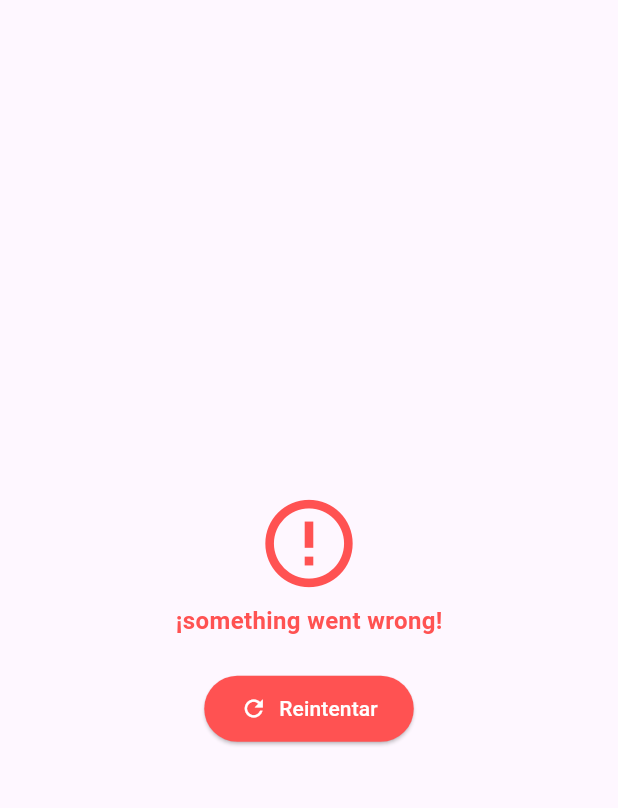
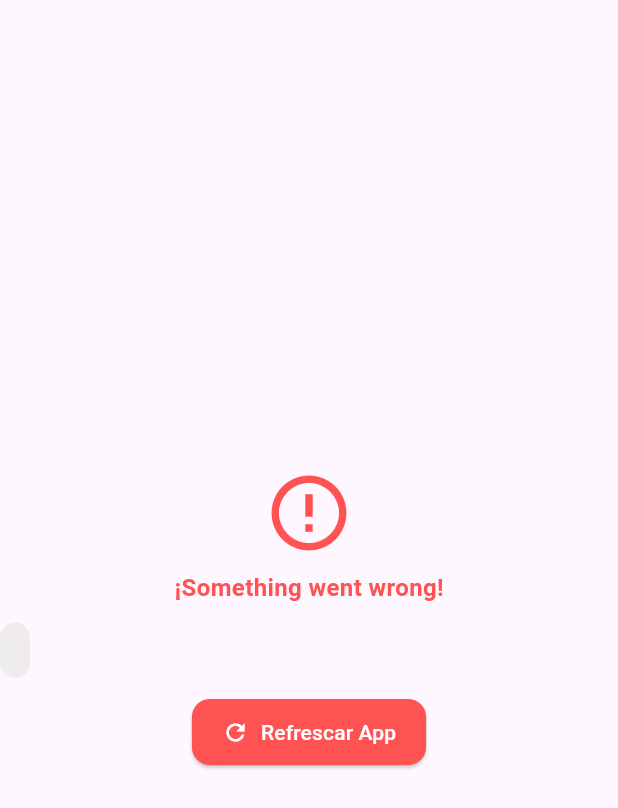
Before and after one commit to jholian10/CHAP_IA_0.0.1, a Flutter app: the ErrorView widget shown alone on an empty page, opened directly with empty values, on a phone screen of 412 x 824 dp. Shown: the top 808 px of the screen. Run offline on Flutter 3.47's test engine with Material 3 defaults, Android fonts, the phone set to English and light mode, and no system bars; our stand-ins replace flutter_bloc.

Commit message:
ago. pequeños cavíos

```diff
--- a/chap_ia_001/lib/views/data/openai_service.dart
+++ b/chap_ia_001/lib/views/data/openai_service.dart
@@ -3,7 +3,7 @@ import 'package:http/http.dart' as http;
 
 class OpenAIService {
   final String _apiKey =
-      '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';
+      "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";
   Future<String> sendMessage(String message) async {
     final response = await http.post(
       Uri.parse("https://api.openai.com/v1/chat/completions"),
--- a/chap_ia_001/lib/views/error_view.dart
+++ b/chap_ia_001/lib/views/error_view.dart
@@ -10,37 +10,54 @@ class ErrorView extends StatelessWidget {
   Widget build(BuildContext context) {
     return Center(
       child: Padding(
-        padding: const EdgeInsets.symmetric(vertical: 50, horizontal: 00),
+        padding: const EdgeInsets.symmetric(horizontal: 0),
         child: Column(
           mainAxisSize: MainAxisSize.min,
           children: [
-            Icon(Icons.error_outline, color: Colors.redAccent, size: 70),
-            const SizedBox(height: 5),
+            Icon(Icons.error_outline, color: Colors.redAccent, size: 60),
+            const SizedBox(height: 8),
             Text(
-              '¡something went wrong!',
+              '¡Something went wrong!',
               style: TextStyle(
                 fontSize: 16,
                 fontWeight: FontWeight.bold,
                 color: Colors.redAccent,
               ),
             ),
-            const SizedBox(height: 00),
-            Text(
-              message,
-              textAlign: TextAlign.center,
-              style: TextStyle(fontSize: 16, color: Colors.black87),
+            const SizedBox(height: 5),
+            Align(
+              alignment: Alignment.centerLeft,
+              child: Container(
+                margin: const EdgeInsets.symmetric(vertical: 7, horizontal: 0),
+                padding: const EdgeInsets.symmetric(
+                  horizontal: 10,
+                  vertical: 8,
+                ),
+                decoration: BoxDecoration(
+                  color: const Color.fromARGB(255, 238, 236, 236),
+                  borderRadius: BorderRadius.circular(14),
+                ),
+                child: Text(
+                  message,
+                  textAlign: TextAlign.left,
+                  style: const TextStyle(fontSize: 15, color: Colors.black87),
+                ),
+              ),
             ),
-            const SizedBox(height: 00),
+            const SizedBox(height: 5),
             ElevatedButton.icon(
               onPressed: onRetry,
-              icon: Icon(Icons.refresh),
-              label: Text('Reintentar'),
+              icon: const Icon(Icons.refresh),
+              label: const Text('Refrescar App'),
               style: ElevatedButton.styleFrom(
                 backgroundColor: Colors.redAccent,
                 foregroundColor: Colors.white,
                 padding: const EdgeInsets.symmetric(
-                  horizontal: 24,
+                  horizontal: 20,
                   vertical: 12,
+                ),
+                shape: RoundedRectangleBorder(
+                  borderRadius: BorderRadius.circular(12),
                 ),
               ),
             ),
```
